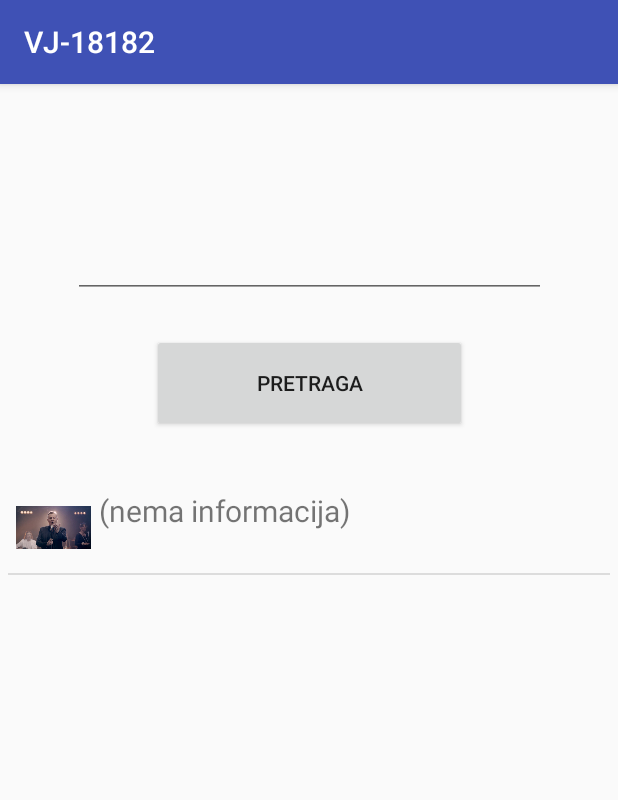
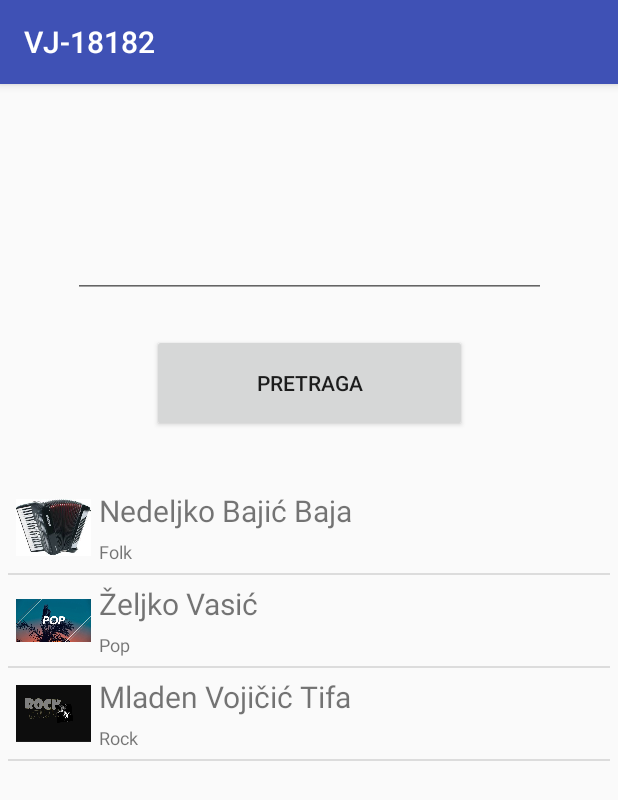
Before and after one commit to avid-dz/VJ-18182, an Android app: the screen it shows after launch (MainActivity), on a phone screen of 412 x 824 dp. Shown: the top 800 px of the screen. Run offline under Robolectric (Android 15) with nearby library versions, the light colour scheme and no system bars.

```diff
--- a/app/src/main/java/ba/unsa/etf/rma/VJ_18182/ListaMuzicaraAdapter.java
+++ b/app/src/main/java/ba/unsa/etf/rma/VJ_18182/ListaMuzicaraAdapter.java
@@ -5,7 +5,6 @@ import android.content.Context;
 import android.content.res.Resources;
 import android.view.LayoutInflater;
 import android.view.View;
-import android.view.View.OnClickListener;
 import android.view.ViewGroup;
 import android.widget.BaseAdapter;
 import android.widget.ImageView;
@@ -13,7 +12,7 @@ import android.widget.TextView;
 
 import java.util.ArrayList;
 
-public class ListaMuzicaraAdapter extends BaseAdapter implements OnClickListener {
+public class ListaMuzicaraAdapter extends BaseAdapter {
 
     private Activity activity;
     private ArrayList lista;
@@ -27,11 +26,6 @@ public class ListaMuzicaraAdapter extends BaseAdapter implements OnClickListener
         this.lista = arrayList;
         this.resources = resources;
         inflater = (LayoutInflater) activity.getSystemService(Context.LAYOUT_INFLATER_SERVICE);
-    }
-
-    @Override
-    public void onClick(View v) {
-
     }
 
     @Override
@@ -67,8 +61,10 @@ public class ListaMuzicaraAdapter extends BaseAdapter implements OnClickListener
         }
         if (lista.size() <= 0) {
             holder.nazivMuzicara.setText(R.string.no_info);
+            holder.zanr.setText(R.string.no_info);
         }
         else {
+            muzicar = null;
             muzicar = (Muzicar) lista.get(position);
             holder.nazivMuzicara.setText(muzicar.getImeIPrezime());
             holder.zanr.setText(muzicar.getZanr());
--- a/app/src/main/java/ba/unsa/etf/rma/VJ_18182/MainActivity.java
+++ b/app/src/main/java/ba/unsa/etf/rma/VJ_18182/MainActivity.java
@@ -59,20 +59,20 @@ public class MainActivity extends AppCompatActivity {
         listaTop5Pjesama0.add("Večita igra ljubavi");
         listaTop5Pjesama0.add("Rođen spreman");
         listaTop5Pjesama0.add("Dukat srca");
-        /*listaMuzicara.add(new Muzicar("Nedeljko Bajić Baja", "Folk",
+        listaMuzicara.add(new Muzicar("Nedeljko Bajić Baja", "Folk",
                 "www.nedeljkobajicbaja.com",
                 "Nedeljko Bajić Baja (9. juni 1968. Šipovo, Jugoslavija) je srbijanski " +
-                        "pop-folk pjevač porijeklom iz Bosne i Hercegovine. ", "folk1"));
+                        "pop-folk pjevač porijeklom iz Bosne i Hercegovine. ", "folk1", listaTop5Pjesama0));
         listaMuzicara.add(new Muzicar("Željko Vasić", "Pop",
                 "zeljkovasic.com", "Željko Vasić (rođen je 10. decembra 1979. " +
-                "godine u Zaječaru) je srpski pop pevač, kompozitor i tekstopisac.", "pop1"));
+                "godine u Zaječaru) je srpski pop pevač, kompozitor i tekstopisac.", "pop1", listaTop5Pjesama0));
         listaMuzicara.add(new Muzicar("Mladen Vojičić Tifa", "Rock", "",
                 "Mladen Vojičić, poznatiji po svom nadimku Tifa, " +
                 "(Sarajevo 17. listopada 1960.) bosanskohercegovački je rock pjevač. " +
                 "Postao je poznat diljem Jugoslavije po svom kratkotrajnom boravku na mjestu pjevača " +
                 "Bijelog dugmeta polovinom 1980-ih. Osim što je bio u Bijelom dugmetu, pjevao je u brojnim sastavima " +
                 "s različitim stupnjevima uspješnosti (Teška industrija, Vatreni poljubac i Divlje jagode). " +
-                        "Danas, Tifa vodi solo karijeru.", "rock1"));*/
+                        "Danas, Tifa vodi solo karijeru.", "rock1", listaTop5Pjesama0));
 
     }
 }
--- a/app/src/main/java/ba/unsa/etf/rma/VJ_18182/PrikazDetaljaOMuzicaruActivity.java
+++ b/app/src/main/java/ba/unsa/etf/rma/VJ_18182/PrikazDetaljaOMuzicaruActivity.java
@@ -30,8 +30,8 @@ public class PrikazDetaljaOMuzicaruActivity extends AppCompatActivity {
         textViewWebStranicaMuzicara.setText(getIntent().getStringExtra("webStranicaMuzicara"));
         textViewBiografijaMuzicara = (TextView) findViewById(R.id.detaljiBiografijaMuzicara);
         textViewBiografijaMuzicara.setText(getIntent().getStringExtra("biografijaMuzicara"));
-        listaTop5Pjesama = (ListView) findViewById(R.id.detaljiTop5PjesamaMuzicara);
+        /*listaTop5Pjesama = (ListView) findViewById(R.id.detaljiTop5PjesamaMuzicara);
         adapter = new ArrayAdapter<>(this, android.R.layout.simple_list_item_1, pjesme);
-        listaTop5Pjesama.setAdapter(adapter);
+        listaTop5Pjesama.setAdapter(adapter);*/
     }
 }
--- a/app/src/main/res/layout/element_liste.xml
+++ b/app/src/main/res/layout/element_liste.xml
@@ -3,7 +3,8 @@
     xmlns:android="http://schemas.android.com/apk/res/android"
     android:layout_width="fill_parent"
     android:layout_height="fill_parent"
-    android:orientation="horizontal">
+    android:orientation="horizontal"
+    >
 
     <ImageView
         android:id="@+id/icon"
@@ -13,8 +14,7 @@
         android:layout_marginTop="5dp"
         android:layout_marginRight="5dp"
         android:layout_marginBottom="5dp"
-        android:contentDescription="@string/opis_slike"
-        android:src="@drawable/baja1" />
+        android:contentDescription="@string/opis_slike" />
 
     <LinearLayout
         android:layout_width="match_parent"
```
Also changed, not shown: app/src/main/AndroidManifest.xml (+8 -0 lines).
